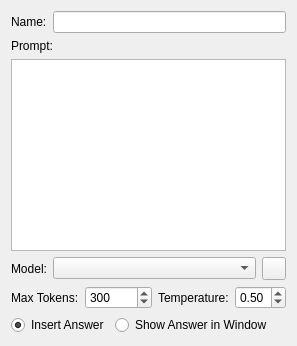
Before: the Qt Designer form taskwidget.ui in avin/desktop-llm-helper, drawn with Qt 5.
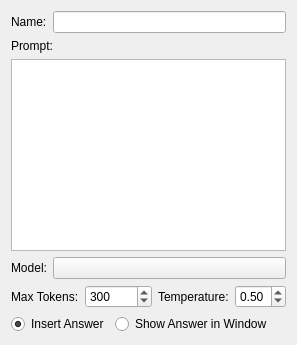
After: the same form once the commit is applied. Custom widgets are drawn as their Qt base class.

Commit message: Model selectbox (#8)

What changed in the file:
```diff
--- a/taskwidget.ui
+++ b/taskwidget.ui
@@ -40,7 +40,7 @@
      </widget>
      </item>
      <item>
-      <widget class="QComboBox" name="comboBoxModel">
+      <widget class="ModelSelectBox" name="modelSelectBoxModel">
        <property name="sizePolicy">
         <sizepolicy hsizetype="Expanding" vsizetype="Fixed">
          <horstretch>1</horstretch>
@@ -49,9 +49,6 @@
        </property>
       </widget>
      </item>
-     <item>
-      <widget class="QToolButton" name="toolButtonRefreshModels"/>
-     </item>
     </layout>
    </item>
    <item>
@@ -114,6 +111,13 @@
    </item>
   </layout>
  </widget>
+ <customwidgets>
+  <customwidget>
+   <class>ModelSelectBox</class>
+   <extends>QPushButton</extends>
+   <header>modelselectbox.h</header>
+  </customwidget>
+ </customwidgets>
  <resources/>
  <connections/>
 </ui>
```
The commit also changes 12 other files.
